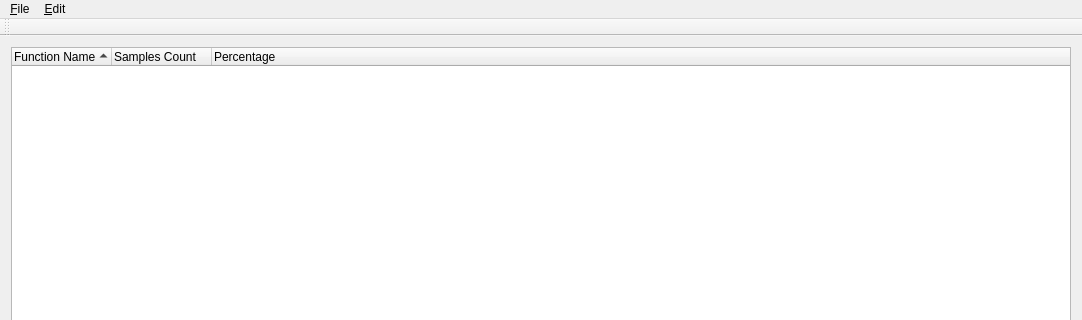
Before: the Qt Designer form mainwindow.ui in sorokin/qprofiler, drawn with Qt 5; both pictures show x 0 to 1082 and y 0 to 320 of the 1082 by 804 pixel window.
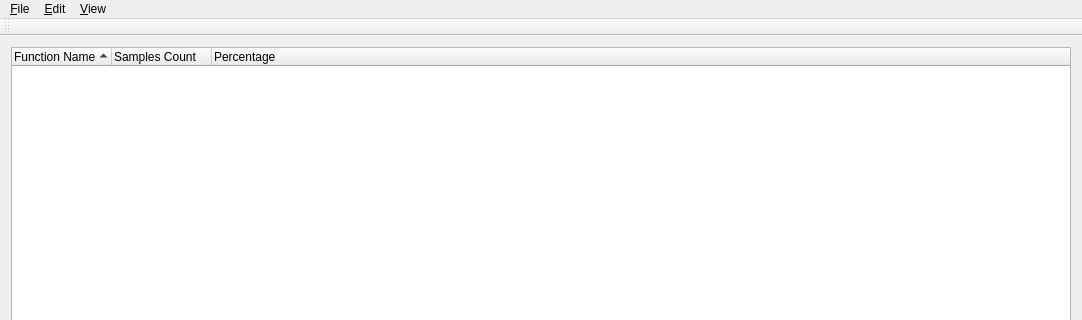
After: the same form once the commit is applied.

Commit message: ability for view forward and backward call tree

```diff
--- a/mainwindow.ui
+++ b/mainwindow.ui
@@ -62,8 +62,16 @@
     </property>
     <addaction name="actionExpand_All"/>
    </widget>
+   <widget class="QMenu" name="menuView">
+    <property name="title">
+     <string>&amp;View</string>
+    </property>
+    <addaction name="actionCall_Tree"/>
+    <addaction name="actionReverse_Call_Tree"/>
+   </widget>
    <addaction name="menuFile"/>
    <addaction name="menuEdit"/>
+   <addaction name="menuView"/>
   </widget>
   <widget class="QToolBar" name="mainToolBar">
    <attribute name="toolBarArea">
```
Left out of the diff: 16 changed lines with no effect on the pictures. The commit also changes 9 other files.
